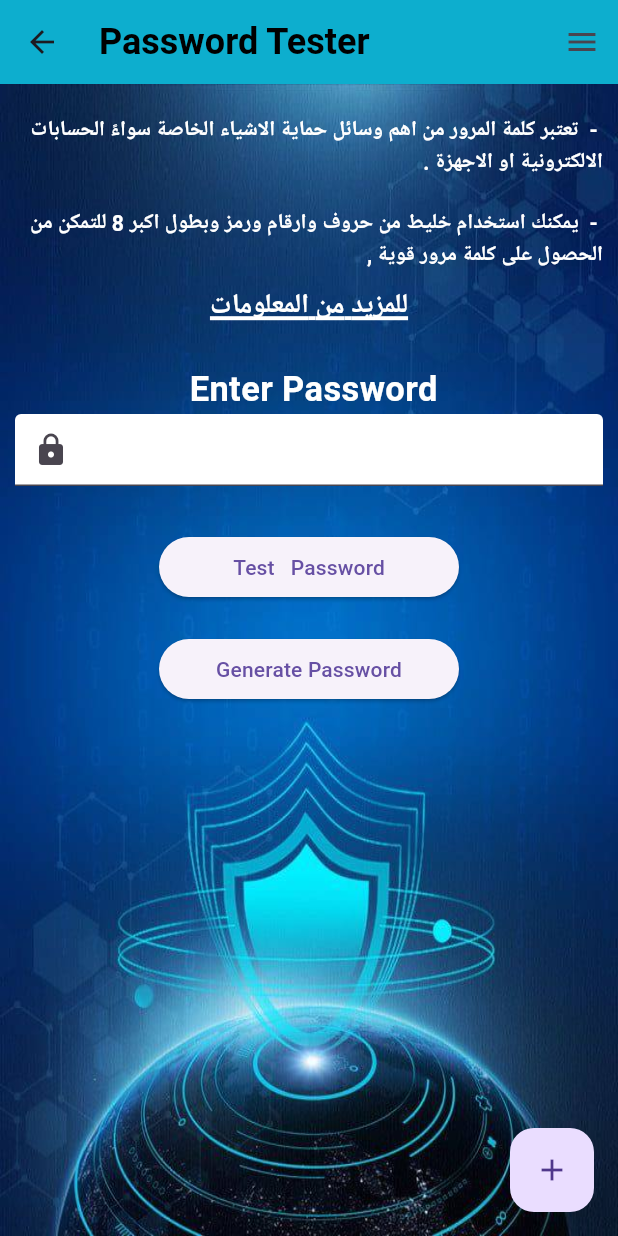
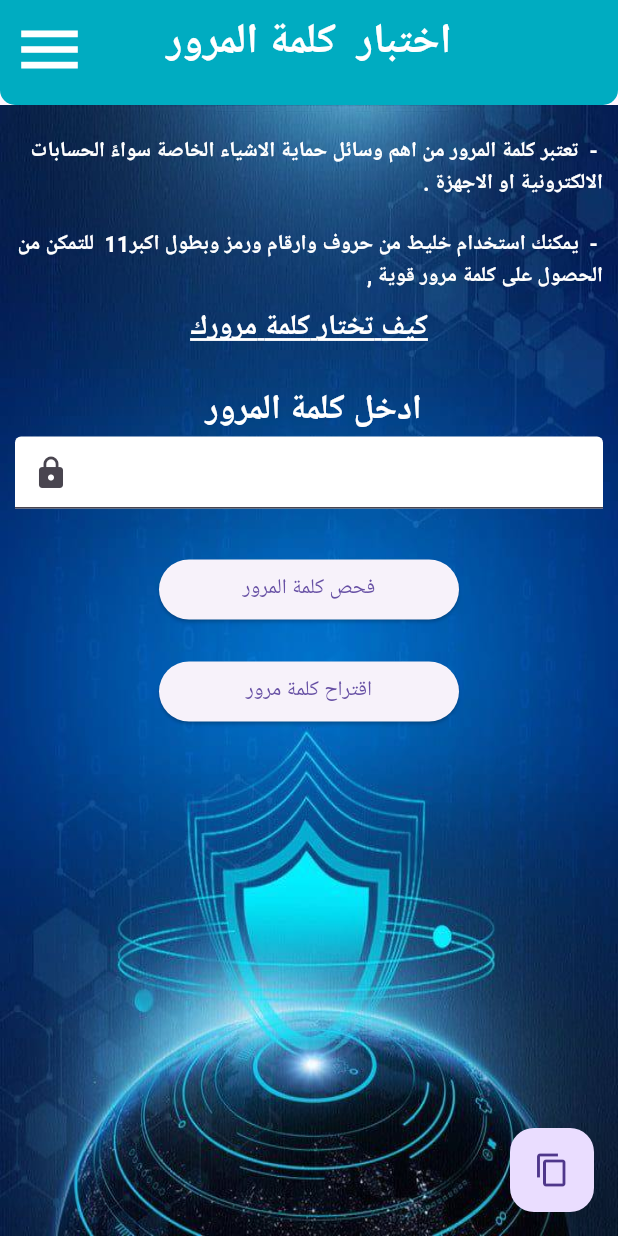
Before and after one commit to ruwad-co/pass, a Flutter app: the PasswordPage screen opened directly, on a phone screen of 412 x 824 dp. Run offline on Flutter 3.47's test engine with Material 3 defaults, Android fonts, the phone set to English and light mode, and no system bars.

Commit message:
update 4

```diff
--- a/lib/f.dart
+++ b/lib/f.dart
@@ -13,11 +13,11 @@ class PrivacyPolicyPage extends StatelessWidget {
         appBar: PreferredSize(
         preferredSize: const Size.fromHeight(70.0),
     child: AppBar(
-    backgroundColor: Colors.black,
+    backgroundColor: Colors.cyan.shade600,
     title: const Text(
     'السياسة و الخصوصية',
     style: TextStyle(
-    color: Colors.blue,
+    color: Colors.white,
     fontSize: 30.0,
     fontWeight: FontWeight.bold,
     fontFamily: "Roboto",
@@ -88,7 +88,7 @@ class PrivacyPolicyPage extends StatelessWidget {
             ),
             SizedBox(height: 20),
             Text(
-              'نحن طلاب قسم CYBER SECURITY في المعهد القدرات العالي للتدريب نقدم لكم هذا التطبيق Pass Tester بإشراف الاستاذة الفاضلة: مروى العطاس.',
+              'نحن طلاب قسم CYBER SECURITY في معهد القدرات الادارية العالي للتدريب نقدم لكم تطبيق Pass Tester بإشراف الاستاذة الفاضلة: مروى العطاس.',
               textAlign: TextAlign.right,
               textDirection: TextDirection.rtl,
               style: TextStyle(fontSize: 16,fontWeight: FontWeight.bold,),
--- a/lib/main.dart
+++ b/lib/main.dart
@@ -81,20 +81,20 @@ class _PasswordPageState extends State<PasswordPage> {
   }
 
   String validatePassword(String password) {
-    if ((password.length > 10 && password.length<=13) && password.contains(RegExp(r'[0-9]')) && password.contains(RegExp(r'[A-Za-z]')) && password.contains(RegExp(r'[!@#$%\^&\*\(\)]{1,}')))
+    if ((password.length > 8 && password.length<=11) && password.contains(RegExp(r'[0-9]')) && password.contains(RegExp(r'[A-Za-z]')) && password.contains(RegExp(r'[!@#$%\^&\*\(\)]{1,}')))
     {
-      return ' كلمة المرور جيدة ';
+      return ' كلمة المرور جيدة يجب ان تكون اطول من11 لتصبح قوية ';
     }
-    else if (password.length > 13  && password.contains(RegExp(r'[0-9]')) && password.contains(RegExp(r'[A-Za-z]')) && password.contains(RegExp(r'[!@#$%\^&\*\(\)]{1,}')))
+    else if (password.length > 11  && password.contains(RegExp(r'[0-9]')) && password.contains(RegExp(r'[A-Za-z]')) && password.contains(RegExp(r'[!@#$%\^&\*\(\)]{1,}')))
     {
       return 'كلمة المرور قوية';
     }
 
-    else if ((password.length > 1 && password.length<=7) && password.contains(RegExp(r'[0-9]')) && password.contains(RegExp(r'[A-Za-z]')) && password.contains(RegExp(r'[!@#$%\^&\*\(\)]{1,}')))
+    else if ((password.length > 1 && password.length<=5) && password.contains(RegExp(r'[0-9]')) && password.contains(RegExp(r'[A-Za-z]')) && password.contains(RegExp(r'[!@#$%\^&\*\(\)]{1,}')))
     {
       return 'كلمة المرورضعيفة جداً';
     }
-    else if ((password.length > 7 && password.length<=10) && password.contains(RegExp(r'[0-9]')) && password.contains(RegExp(r'[A-Za-z]')) && password.contains(RegExp(r'[!@#$%\^&\*\(\)]{1,}')))
+    else if ((password.length > 5 && password.length<=8) && password.contains(RegExp(r'[0-9]')) && password.contains(RegExp(r'[A-Za-z]')) && password.contains(RegExp(r'[!@#$%\^&\*\(\)]{1,}')))
     {
       return 'كلمة المرورضعيفة';
     }
@@ -118,7 +118,7 @@ class _PasswordPageState extends State<PasswordPage> {
     final random = Random();
     final StringBuffer StringBuilder = StringBuffer();
 
-    for (var i = 0; i < 14; i++) {
+    for (var i = 0; i < 16; i++) {
       final index = random.nextInt(characters.length);
       StringBuilder.write(characters[index]);
     }
@@ -141,49 +141,50 @@ class _PasswordPageState extends State<PasswordPage> {
 
       appBar: PreferredSize(
 
-        //preferredSize: Size.fromHeight(50.40),
-        preferredSize: const Size.fromHeight(kToolbarHeight),
-        //maintainAnimation: true,
-
-
-        // تعيين ارتفاع مخصص هنا
+        preferredSize: const Size.fromHeight(70.0),
         child: AppBar(
+          leading: Builder(
+            builder: (BuildContext context) {
+              return IconButton(
+                iconSize: 50,
+                color: Colors.white,
+                icon: Icon(Icons.menu), // يمكنك تغيير الرمز هنا
+                onPressed: () {
+                  Scaffold.of(context).openDrawer();
+                },
+              );
+            },
+          ),
+          backgroundColor: Colors.cyan.shade600,
+          title: const Text(
+            'اختبار  كلمة المرور',
 
 
 
-          // padding: EdgeInsets.only(top: 20),
-          //title: const Text('اختبار كلمة المرور'),
 
+            style: TextStyle(
 
-          toolbarHeight: 90.0,
-          title: Container(
-            width: 800.100,
-            height: 70.0,
-
-            padding: const EdgeInsets.only(top: 20.20),
-            //padding: EdgeInsets.only(right: 20.40),// ازاحة بالقيمة المطلوبة
-            child: const Text('Password Tester',
-              style: TextStyle(
-
-                fontWeight: FontWeight.bold,
-                fontSize: 24.0,
-                color: Colors.black,
-              ),),
-
-          ) ,
-          // actions: [Text('A text')],
-
-          backgroundColor: Colors.cyan,
-          elevation: 10,
-          titleSpacing: 10,
-          //elevation: 0,
-          //padding: EdgeInsets.zero,
+              color: Colors.white,
+              fontSize: 28.0,
+              fontWeight: FontWeight.bold,
+              fontFamily: "Roboto",
+            ),
+          ),
+          centerTitle: true,
+          shape: const RoundedRectangleBorder(
+            borderRadius: BorderRadius.vertical(
+              bottom: Radius.circular(10),
+            ),
+          ),
+          elevation: 0.0,
         ),
 
 
       ),
 
-      endDrawer: Drawer(
+      drawer: Drawer(
+
+
         child: ListView(
           padding: EdgeInsets.zero,
           children: <Widget>[
@@ -299,7 +300,7 @@ class _PasswordPageState extends State<PasswordPage> {
             const SizedBox(height: 10.0),
 
             const SizedBox(height: 10.0),
-            const Text(' -  يمكنك استخدام خليط من حروف وارقام ورمز وبطول اكبر 8 للتمكن من الحصول على كلمة مرور قوية ,   ',
+            const Text(' -  يمكنك استخدام خليط من حروف وارقام ورمز وبطول اكبر11  للتمكن من الحصول على كلمة مرور قوية ,   ',
               style: TextStyle(
                 fontWeight: FontWeight.bold,
                 fontSize: 14.1,
@@ -322,17 +323,26 @@ class _PasswordPageState extends State<PasswordPage> {
                   builder: (BuildContext context) {
                     return AlertDialog(
                       title: const Text('معلومات حول اختيار كلمة المرور '),
+
                       content: const Text('  \nلإنشاء كلمة مرور قوية، يجب أن تتضمن بعض الخصائص الهامة التي تجعلها صعبة التخمين. هذه الخصائص تشمل:'
-                          '  1. طول الكلمة المرورية: يجب أن تكون كلمة المرور على الأقل 12 حرفًا على الأقل، وكلما زاد طولها كلما زادت قوتها.\n'
-                        '2. الاستخدام المتنوع للأحرف: يجب أن تحتوي كلمة المرور على مزيج من الأحرف الكبيرة والصغيرة والأرقام والرموز الخاصة مثل ! و @ و # و  وغيرها                                 '
-                        '   3. عدم استخدام المعلومات الشخصية: يجب تجنب استخدام معلومات شخصية سهلة التوقع مثل اسم المستخدم أو تاريخ الميلاد في كلمة المرور.                         '
+
+                          '  1. طول الكلمة المرورية: يجب أن تكون كلمة المرور على الأقل 12 حرف ورقم ورمز على الأقل، وكلما زاد طولها كلما زادت قوتها.\n'
+
+                        '2. الاستخدام المتنوع للأحرف: يجب أن تحتوي كلمة المرور على مزيج من الأحرف الكبيرة والصغيرة والأرقام والرموز الخاصة مثل ! و @ و # و  وغيرها                                \n '
+
+                          '   3. عدم استخدام المعلومات الشخصية: يجب تجنب استخدام معلومات شخصية سهلة التوقع مثل اسم المستخدم أو تاريخ الميلاد في كلمة المرور.                             \n'
                         '4. الاستخدام المبتكر للكلمات: يمكن استخدام عبارات تكون صعبة التخمين ولكنها معروفة لديك بسهولة. مثلاً، جملة طويلة وغير منطقية تحتوي على مزيج من الحروف والأرقام والرموز.',
 
 
 
                         textAlign: TextAlign.right,
                         textDirection: TextDirection.rtl,
-                      ),
+                    style: TextStyle(
+                      height: 2.5,
+                    fontWeight: FontWeight.bold,
+                    ),
+
+                    ),
 
                       actions: [
                         TextButton(
@@ -348,16 +358,18 @@ class _PasswordPageState extends State<PasswordPage> {
 
 
               },
-              child: const Text('للمزيد من المعلومات',
+              child: const Text('كيف تختار كلمة مرورك',
                 style: TextStyle(
                   fontWeight: FontWeight.bold,
 
 
-                  fontSize: 18.0,
+
+
+                  fontSize: 19.0,
                   color: Colors.white,
                   decoration: TextDecoration.underline,
                   decorationColor: Colors.white,
-                  decorationThickness: 3.0,
+                  decorationThickness: 2.0,
 
                 ),),
 
@@ -366,7 +378,7 @@ class _PasswordPageState extends State<PasswordPage> {
             // IntputDecoration.collapsed(hintText:)
             //SizedBox(color:),
             //ColoredBox(color: Color)
-            const Text(' Enter Password',
+            const Text(' ادخل كلمة المرور',
               style: TextStyle(
                 fontWeight: FontWeight.bold,
                 fontSize: 23.0,
@@ -415,6 +427,7 @@ class _PasswordPageState extends State<PasswordPage> {
               },
 
             ),
+
             const SizedBox(height: 30.0),
             ElevatedButton(
               onPressed: () {
@@ -440,7 +453,7 @@ class _PasswordPageState extends State<PasswordPage> {
                 minimumSize: MaterialStateProperty.all(const Size(50, 40)),
                 fixedSize: MaterialStateProperty.all(const Size(200, 20)),// تعيين الحجم المطلوب
               ),
-              child: const Text('Test   Password'),
+              child: const Text('فحص كلمة المرور'),
               //SizedBox(width: 20.0),
             ),
             const SizedBox(height: 20.0),
@@ -462,7 +475,7 @@ class _PasswordPageState extends State<PasswordPage> {
 
 
 
-              child: const Text('Generate Password',
+              child: const Text('اقتراح كلمة مرور',
               ),
               // textEditingController.clear();
 
@@ -477,8 +490,10 @@ class _PasswordPageState extends State<PasswordPage> {
       ),
       floatingActionButton: FloatingActionButton(
           elevation: 20.0,
-          child: const Icon(Icons.add),
-          onPressed: (){
+          child: const Icon(Icons.copy),
+          onPressed: (
+
+              ){
             showDialog(
               context: context,
               builder: (BuildContext context) {
--- a/pubspec.yaml
+++ b/pubspec.yaml
@@ -16,7 +16,7 @@ publish_to: 'none' # Remove this line if you wish to publish to pub.dev
 # https://developer.apple.com/library/archive/documentation/General/Reference/InfoPlistKeyReference/Articles/CoreFoundationKeys.html
 # In Windows, build-name is used as the major, minor, and patch parts
 # of the product and file versions while build-number is used as the build suffix.
-version: 2.1.0+4
+version: 2.2.0+5
 
 environment:
   sdk: '>=3.3.0 <4.0.0'
@@ -35,6 +35,7 @@ dependencies:
   # The following adds the Cupertino Icons font to your application.
   # Use with the CupertinoIcons class for iOS style icons.
   cupertino_icons: ^1.0.6
+  flutter_launcher_icons: ^0.13.1
 
 dev_dependencies:
   flutter_test:
```
Also changed, not shown: lib/hello.dart (+10 -14 lines), lib/homePage.dart (+115 -19 lines), pubspec.lock, 1 other file.
